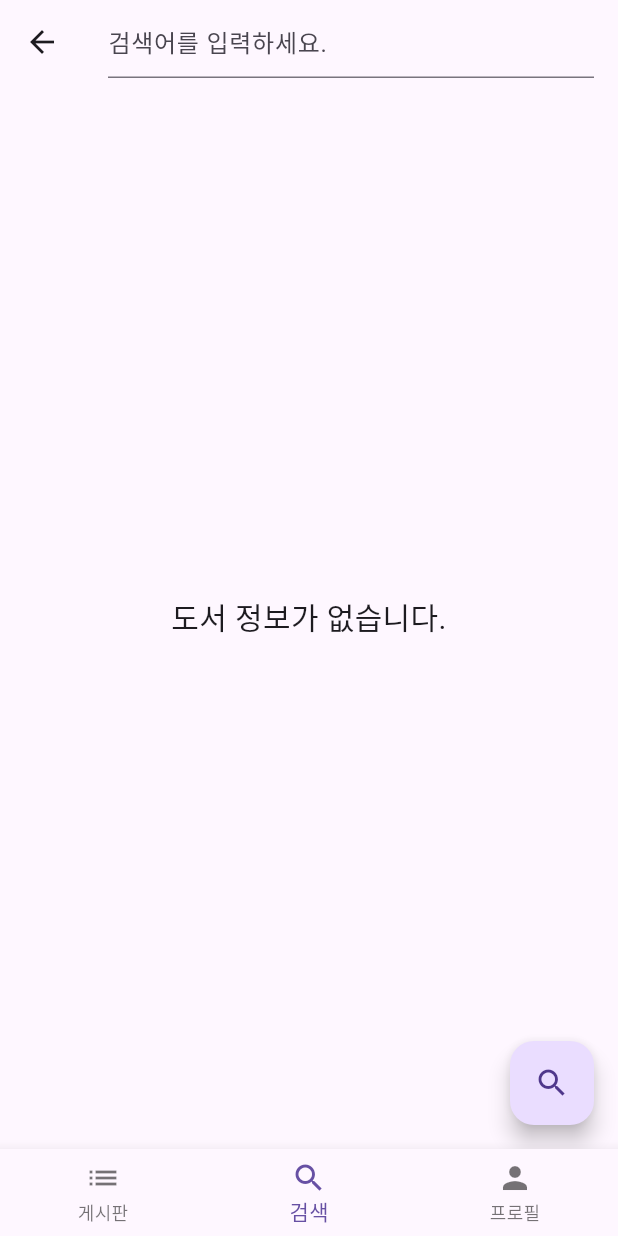
After one commit to rttitity/book-wiki_2024001761, a Flutter app: the HomeScreen screen opened by its route, item 2 of the bottom bar chosen, after a tap on the "search" icon, on a phone screen of 412 x 824 dp. The commit adds this screen. Run offline on Flutter 3.47's test engine with Material 3 defaults, Android fonts, the phone set to English and light mode, and no system bars; our stand-ins replace cloud_firestore, firebase_auth, firebase_core, firebase_storage, fluttertoast, image_picker; accounts and stored records are empty; generated files the repository leaves out were written again; network calls fail.

Commit message:
카카오 api를 활용한 도서 검색 기능 구현 및 게시물 리스트 뷰로 변경

```diff
--- /dev/null
+++ b/lib/library_system.dart
@@ -0,0 +1,146 @@
+import 'package:flutter/material.dart'; // Flutter의 Material 디자인 라이브러리
+import 'package:http/http.dart' as http; // HTTP 요청을 위한 라이브러리
+import 'dart:convert'; // JSON 변환을 위한 라이브러리
+
+// 앱의 진입점
+void main() {
+  runApp(MyApp()); // MyApp 위젯 실행
+}
+
+// MyApp 클래스는 애플리케이션의 루트를 정의
+class MyApp extends StatelessWidget {
+  const MyApp({super.key});
+
+  @override
+  Widget build(BuildContext context) {
+    // MaterialApp을 사용하여 앱의 구조를 설정
+    return const MaterialApp(
+      home: HttpApp(), // HttpApp을 홈 화면으로 설정
+    );
+  }
+}
+
+// HttpApp 클래스는 StatefulWidget으로, 상태를 관리
+class HttpApp extends StatefulWidget {
+  const HttpApp({super.key});
+
+  @override
+  State<HttpApp> createState() => _HttpApp(); // 상태 객체 생성
+}
+
+// _HttpApp 클래스는 HttpApp의 상태를 정의
+class _HttpApp extends State<HttpApp> {
+  List<dynamic>? data; // API에서 가져온 데이터를 저장할 리스트
+  TextEditingController _editingController = TextEditingController(); // 검색어 입력을 위한 컨트롤러
+  ScrollController _scrollController = ScrollController(); // 스크롤 이벤트를 처리하기 위한 컨트롤러
+  int page = 1; // 현재 페이지 번호
+
+  @override
+  void initState() {
+    super.initState();
+    data = []; // 데이터 리스트 초기화
+    // 스크롤 리스너 추가: 스크롤이 끝에 도달하면 다음 페이지 데이터 요청
+    _scrollController.addListener(() {
+      if (_scrollController.offset >= _scrollController.position.maxScrollExtent &&
+          !_scrollController.position.outOfRange) {
+        page++; // 페이지 번호 증가
+        getJSONData(); // 다음 페이지 데이터 요청
+      }
+    });
+  }
+
+  @override
+  Widget build(BuildContext context) {
+    return Scaffold(
+      appBar: AppBar(
+        // AppBar에 검색 입력 필드를 추가
+        title: TextField(
+          controller: _editingController, // 입력 컨트롤러 설정
+          style: const TextStyle(color: Colors.blue), // 텍스트 색상 설정
+          decoration: const InputDecoration(hintText: "검색어를 입력하세요."), // 힌트 텍스트
+        ), // TextField
+      ), // AppBar
+      body: Container(
+        padding: const EdgeInsets.all(16.0), // 컨테이너에 패딩 추가
+        child: Center(
+          child: data!.isEmpty // 데이터가 없을 경우
+              ? const Text(
+            "도서 정보가 없습니다.", // 데이터가 없다는 메시지
+            style: TextStyle(fontSize: 20),
+            textAlign: TextAlign.center,
+          ) // Text
+              : ListView.builder(
+            itemCount: data!.length, // 데이터 개수
+            itemBuilder: (context, index) {
+              // ListView.builder를 사용하여 데이터 리스트 생성
+              return Card(
+                child: Row(
+                  children: <Widget>[
+                    // 책의 썸네일 이미지를 표시
+                    Image.network(
+                      data![index]['thumbnail'],
+                      height: 100,
+                      width: 100,
+                      fit: BoxFit.contain,
+                    ), // Image.network
+                    Expanded(
+                      child: Column(
+                        crossAxisAlignment: CrossAxisAlignment.start, // 좌측 정렬
+                        children: <Widget>[
+                          // 책 제목
+                          Text(
+                            data![index]['title'].toString(),
+                            textAlign: TextAlign.center,
+                          ), // Text
+                          // 저자, 가격, 판매 상태 표시
+                          Text('저자: ${data![index]['authors'].toString()}'),
+                          Text('가격: ${data![index]['sale_price'].toString()}'),
+                          Text('판매중: ${data![index]['status'].toString()}'),
+                        ], // <Widget>[]
+                      ), // Column
+                    ) // Expanded
+                  ], // <Widget>[]
+                ), // Row
+              ); // Card
+            },
+            controller: _scrollController,  // 스크롤 컨트롤러 설정
+          ),
+        ),
+      ),
+      floatingActionButton: FloatingActionButton(
+        onPressed: () {
+          // FAB 클릭 시 페이지 초기화 및 데이터 새로고침
+          page = 1;
+          data!.clear();
+          getJSONData();
+        },
+        child: const Icon(Icons.search),   // 다운로드 아이콘
+      ),
+    );
+  }
+
+  // JSON 데이터를 가져오는 비동기 함수
+  Future<void> getJSONData() async {
+    // Kakao API에서 데이터 요청
+    var url =
+        'https://dapi.kakao.com/v3/search/book?target=title&page=$page&query=${Uri.encodeQueryComponent(_editingController.text)}';
+    try {
+      // HTTP GET 요청
+      var response = await http.get(Uri.parse(url),
+          headers: { "Authorization": "KakaoAK 51bf2936de6a07f770d910e1fb2cf177" });
+
+      // 응답 상태가 200일 경우
+      if (response.statusCode == 200) {
+        setState(() {
+          var dataConvertedToJSON = json.decode(response.body); // JSON 변환
+          List<dynamic> result = dataConvertedToJSON['documents'];  // 책 데이터
+          data!.addAll(result); // 기존 데이터에 추가
+        });
+      } else {
+        throw Exception('Failed to load data'); // 오류 처리
+      }
+    } catch (e) {
+      print('Error: $e'); // 오류 메시지 출력
+    }
+  }
+}
--- a/lib/list_screen.dart
+++ b/lib/list_screen.dart
@@ -12,14 +12,16 @@ class ListScreen extends StatefulWidget {
 }
 
 class _ListScreenState extends State<ListScreen> {
+  // Firestore에서 contents 컬렉션 가져오기 (오름차순 정렬)
   final contentsRef = FirebaseFirestore.instance
       .collection('contents')
-      .orderBy('date', descending: false) // 날짜 오름차순 정렬
+      .orderBy('date', descending: false)
       .withConverter<Content>(
     fromFirestore: (snapshots, _) => Content.fromJson(snapshots.data()!),
     toFirestore: (content, _) => content.toJson(),
   );
 
+  // InputScreen으로 이동
   Future<void> _navigateToInputScreen(BuildContext context) async {
     final isUpdated = await Navigator.push(
       context,
@@ -27,7 +29,7 @@ class _ListScreenState extends State<ListScreen> {
     );
 
     if (isUpdated == true) {
-      setState(() {}); // 화면 새로고침
+      setState(() {}); // 새로고침
     }
   }
 
@@ -49,17 +51,46 @@ class _ListScreenState extends State<ListScreen> {
       body: StreamBuilder<QuerySnapshot<Content>>(
         stream: contentsRef.snapshots(),
         builder: (context, snapshot) {
-          if (!snapshot.hasData) return const Center(child: CircularProgressIndicator());
+          // 로딩 중
+          if (!snapshot.hasData) {
+            return const Center(child: CircularProgressIndicator());
+          }
+
           final data = snapshot.requireData;
+
+          // 게시물이 없을 경우
+          if (data.docs.isEmpty) {
+            return const Center(
+              child: Text(
+                '게시물이 없습니다.\n새로운 게시물을 추가해주세요!',
+                style: TextStyle(fontSize: 16, color: Colors.grey),
+                textAlign: TextAlign.center,
+              ),
+            );
+          }
 
           return ListView.builder(
             itemCount: data.docs.length,
             itemBuilder: (context, index) {
               final content = data.docs[index].data();
-              return ListTile(
-                title: Text(content.content),
-                subtitle: Text('By: ${content.email} on ${content.date}'),
-                leading: Image.network(content.downloadUrl),
+
+              return Card(
+                margin: const EdgeInsets.symmetric(horizontal: 10, vertical: 5),
+                child: ListTile(
+                  contentPadding: const EdgeInsets.all(10),
+                  leading: content.downloadUrl.isNotEmpty
+                      ? Image.network(content.downloadUrl, width: 60, height: 60, fit: BoxFit.cover)
+                      : const Icon(Icons.image_not_supported, size: 50),
+                  title: Text(
+                    content.content,
+                    style: const TextStyle(fontWeight: FontWeight.bold),
+                  ),
+                  subtitle: Text(
+                    'By: ${content.email}\n${content.date}',
+                    style: const TextStyle(fontSize: 12, color: Colors.grey),
+                  ),
+                  isThreeLine: true,
+                ),
               );
             },
           );
@@ -68,6 +99,7 @@ class _ListScreenState extends State<ListScreen> {
       floatingActionButton: FloatingActionButton(
         onPressed: () => _navigateToInputScreen(context),
         child: const Icon(Icons.add),
+        tooltip: 'Add a new post',
       ),
     );
   }
--- a/lib/main.dart
+++ b/lib/main.dart
@@ -2,10 +2,11 @@ import 'package:flutter/material.dart';
 import 'package:firebase_auth/firebase_auth.dart';
 import 'package:firebase_core/firebase_core.dart';
 import 'User_profile_screen/profile_screen.dart';
-import 'list_screen.dart'; // 기존 게시판 화면
+import 'list_screen.dart'; // 독후감 게시판 위젯
 import 'auth_screen.dart';
 import 'firebase_options.dart';
 import 'verification_screen.dart';
+import 'library_system.dart';   // 도서 검색 화면 위젯
 
 void main() async {
   WidgetsFlutterBinding.ensureInitialized();
@@ -42,6 +43,7 @@ class _HomeScreenState extends State<HomeScreen> {
 
   final List<Widget> _pages = [
     const ListScreen(),
+    const HttpApp(), // 도서 검색 화면 추가
     const ProfileScreen(),
   ];
 
@@ -62,6 +64,10 @@ class _HomeScreenState extends State<HomeScreen> {
             label: '게시판',
           ),
           BottomNavigationBarItem(
+            icon: Icon(Icons.search),
+            label: '검색',
+          ),
+          BottomNavigationBarItem(
             icon: Icon(Icons.person),
             label: '프로필',
           ),
```
